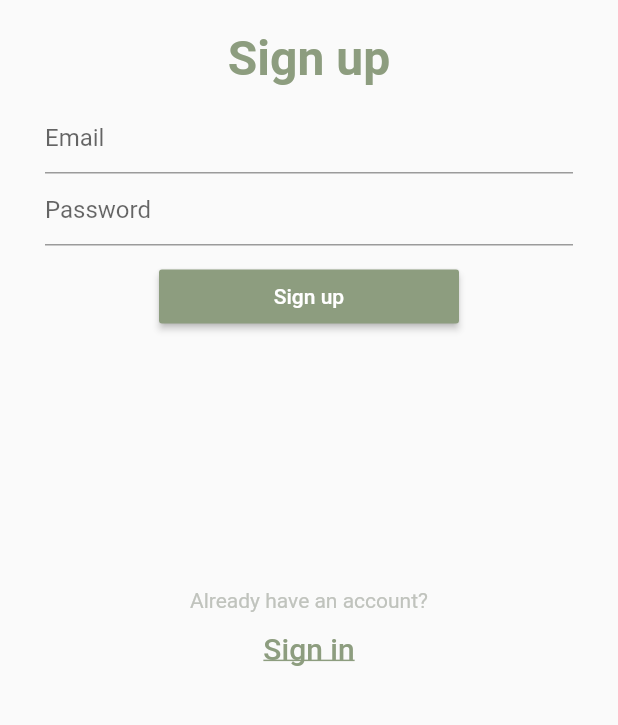
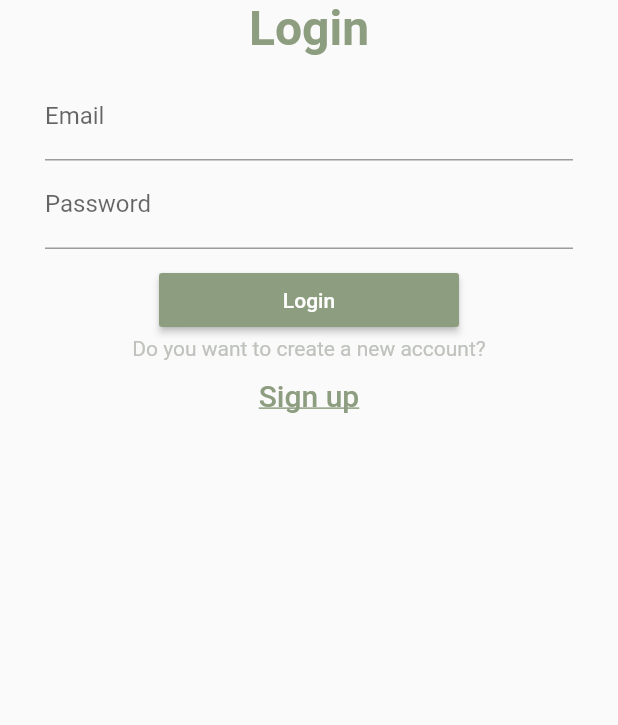
Before and after one commit to maksmatviyiv/diploma, a Flutter app: the RegistrationScreen screen opened by its route, on a phone screen of 412 x 824 dp, the part 437-1162 px from its top. Run offline on Flutter 3.47's test engine with Material 2 defaults, Android fonts, the phone set to English and light mode, and no system bars; our stand-ins replace cloud_firestore, firebase_auth; missing offline and left inert: barcode_scan; accounts and stored records are empty.

Commit message:
improved registration, added field for password confirm

```diff
--- a/lib/components/registration.dart
+++ b/lib/components/registration.dart
@@ -1,34 +1,54 @@
 import 'package:flutter/cupertino.dart';
 import 'package:flutter/material.dart';
-import 'package:flutter/services.dart';
 
-import '../services/firebase_functionality.dart';
-import '../screens/indicators_screen.dart';
+import './adaptive_button.dart';
 import '..//../constants.dart';
-import 'adaptive_button.dart';
 
 class Registration extends StatefulWidget {
-  final String titleRegistration;
-  final String action;
-  Registration({this.titleRegistration, this.action});
+  final void Function(
+          String email, String password, bool isLogin, BuildContext context)
+      submitForm;
+
+  Registration({this.submitForm});
 
   @override
   _RegistrationState createState() => _RegistrationState();
 }
 
 class _RegistrationState extends State<Registration> {
-  FirebaseFunctionality _firebase = FirebaseFunctionality();
   String _email;
   String _password;
+  String _confirmPassword;
+  var _passwordController = TextEditingController();
+  var _confirmpasswordController = TextEditingController();
+  bool _isLogin = true;
   final _formKey = GlobalKey<FormState>();
+  var _passwordFocusNode = FocusNode();
+  var _confirmPasswordFocusNode = FocusNode();
+
+  void _trySubmit() {
+    if (_formKey.currentState.validate()) {
+      _formKey.currentState.save();
+      FocusScope.of(context).unfocus();
+      widget.submitForm(_email.trim(), _password.trim(), _isLogin, context);
+    }
+  }
+
+  @override
+  void dispose() {
+    _passwordFocusNode.dispose();
+    _confirmPasswordFocusNode.dispose();
+    super.dispose();
+  }
 
   @override
   Widget build(BuildContext context) {
-    return Column(
-      mainAxisAlignment: MainAxisAlignment.center,
+    return SingleChildScrollView(
+      child: Column(
+        mainAxisAlignment: MainAxisAlignment.spaceBetween,
         children: <Widget>[
           Text(
-          widget.titleRegistration,
+            _isLogin ? "Login" : "Create new account",
             style: Style.signUpStyle,
           ),
           SizedBox(
@@ -42,8 +62,12 @@ class _RegistrationState extends State<Registration> {
                 children: <Widget>[
                   TextFormField(
                     keyboardType: TextInputType.emailAddress,
-                  decoration: InputDecoration(hintText: Strings.hintEmail),
-                  onChanged: (value) {
+                    textInputAction: TextInputAction.next,
+                    decoration: InputDecoration(labelText: Strings.hintEmail),
+                    onFieldSubmitted: (_) {
+                      FocusScope.of(context).requestFocus(_passwordFocusNode);
+                    },
+                    onSaved: (value) {
                       _email = value;
                     },
                     validator: (value) {
@@ -57,9 +81,17 @@ class _RegistrationState extends State<Registration> {
                     },
                   ),
                   TextFormField(
-                  decoration: InputDecoration(hintText: Strings.hintPassword),
+                    decoration:
+                        InputDecoration(labelText: Strings.hintPassword),
+                    textInputAction: TextInputAction.next,
+                    controller: _passwordController,
                     obscureText: true,
-                  onChanged: (value) {
+                    focusNode: _passwordFocusNode,
+                    onFieldSubmitted: (_) {
+                      FocusScope.of(context)
+                          .requestFocus(_confirmPasswordFocusNode);
+                    },
+                    onSaved: (value) {
                       _password = value;
                     },
                     validator: (value) {
@@ -69,6 +101,24 @@ class _RegistrationState extends State<Registration> {
                       return null;
                     },
                   ),
+                  if (!_isLogin)
+                    TextFormField(
+                      decoration:
+                          InputDecoration(labelText: "Confirm password"),
+                      textInputAction: TextInputAction.done,
+                      controller: _confirmpasswordController,
+                      obscureText: true,
+                      focusNode: _confirmPasswordFocusNode,
+                      onSaved: (value) {
+                        _confirmPassword = value;
+                      },
+                      validator: (value) {
+                        if (value != _passwordController.text) {
+                          return "Password must be equal";
+                        }
+                        return null;
+                      },
+                    )
                 ],
               ),
             ),
@@ -79,45 +129,34 @@ class _RegistrationState extends State<Registration> {
           ButtonTheme(
             minWidth: 200.0,
             child: AdaptiveButton(
-            child: Text(widget.titleRegistration, style: Style.buttonTextStyle),
-            onPress: () async {
-              if (_formKey.currentState.validate()) {
-                if (widget.action == Strings.registration) {
-                  _firebase.registration(email: _email, password: _password);
-                  if (_firebase.existAccount() != null) {
-                    Scaffold.of(context).showSnackBar(
-                      SnackBar(
-                        backgroundColor: Color.fromRGBO(134, 162, 114, 1),
-                        content: Text(
-                          _firebase.existAccount(),
-                          textAlign: TextAlign.center,
+              child: Text(_isLogin ? "Login" : "Create new account",
+                  style: Style.buttonTextStyle),
+              onPress: () {
+                _trySubmit();
+              },
             ),
           ),
-                    );
-                  } else {
-                    Navigator.pushNamed(context, IndicatorsScreen.id);
-                  }
-                } else {
-                  _firebase.login(email: _email, password: _password);
-                  if (_firebase.loginUnSuccess() != null) {
-                    Scaffold.of(context).showSnackBar(
-                      SnackBar(
-                        backgroundColor: Color.fromRGBO(134, 162, 114, 1),
-                        content: Text(
-                          _firebase.loginUnSuccess(),
-                          textAlign: TextAlign.center,
+          Text(
+            _isLogin
+                ? "Do you want to create a new account?"
+                : Strings.questionAboutAccount,
+            style: Style.questionAboutAccountStyle,
+          ),
+          FlatButton(
+            onPressed: () {
+              setState(() {
+                _isLogin = !_isLogin;
+              });
+            },
+            child: _isLogin
+                ? Text("Sign up", style: Style.signInStyle)
+                : Text(
+                    'Sign in',
+                    style: Style.signInStyle,
                   ),
           ),
-                    );
-                  } else {
-                    Navigator.pushNamed(context, IndicatorsScreen.id);
-                  }
-                }
-              }
-            },
+        ],
       ),
-        )
-      ],
     );
   }
 }
--- a/lib/screens/registration_screen.dart
+++ b/lib/screens/registration_screen.dart
@@ -1,12 +1,44 @@
+import 'package:firebase_auth/firebase_auth.dart';
 import 'package:flutter/cupertino.dart';
 import 'package:flutter/material.dart';
-
+import 'package:flutter/services.dart';
 import 'package:smart_socket/components/registration.dart';
 import 'package:smart_socket/constants.dart';
-import 'login_screen.dart';
 
-class RegistrationScreen extends StatelessWidget {
+class RegistrationScreen extends StatefulWidget {
   static String id = "registration_screen";
+
+  @override
+  _RegistrationScreenState createState() => _RegistrationScreenState();
+}
+
+class _RegistrationScreenState extends State<RegistrationScreen> {
+  final _auth = FirebaseAuth.instance;
+  void _submitAuthForm(
+      String email, String password, bool isLogin, BuildContext ctx) async {
+    AuthResult authResult;
+    try {
+      if (isLogin) {
+        authResult = await _auth.signInWithEmailAndPassword(
+            email: email, password: password);
+      } else {
+        authResult = await _auth.createUserWithEmailAndPassword(
+            email: email, password: password);
+      }
+    } on PlatformException catch (error) {
+      var message = 'An error occurred. please check yout credentials';
+      if (error.message != null) {
+        message = error.message;
+        Scaffold.of(ctx).showSnackBar(
+          SnackBar(
+            content: Text(message),
+            backgroundColor: Theme.of(context).errorColor,
+          ),
+        );
+      }
+    }
+  }
+
   @override
   Widget build(BuildContext context) {
     return Scaffold(
@@ -19,34 +51,14 @@ class RegistrationScreen extends StatelessWidget {
               mainAxisAlignment: MainAxisAlignment.spaceBetween,
               children: <Widget>[
                 Expanded(
-                  flex: 1,
+                  flex: 3,
                   child: Text(Strings.applicationName,
                       style: Style.applicationName),
                 ),
                 Expanded(
                   flex: 6,
                   child: Registration(
-                      titleRegistration: Strings.signUp,
-                      action: Strings.registration),
-                ),
-                Expanded(
-                  flex: 1,
-                  child: Column(
-                    children: <Widget>[
-                      Text(
-                        Strings.questionAboutAccount,
-                        style: Style.questionAboutAccountStyle,
-                      ),
-                      FlatButton(
-                        onPressed: () {
-                          Navigator.pushNamed(context, LoginScreen.id);
-                        },
-                        child: Text(
-                          'Sign in',
-                          style: Style.signInStyle,
-                        ),
-                      )
-                    ],
+                    submitForm: _submitAuthForm,
                   ),
                 ),
               ],
```
Lines whose indentation alone changed are shown as unchanged.
